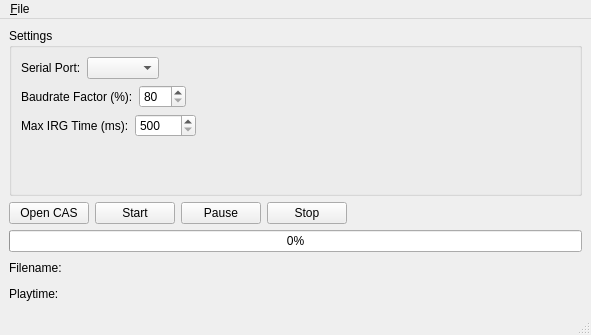
Above: src/mainwindow.ui from ThKattanek/cas_to_sio before the change. Below: the same form after it.
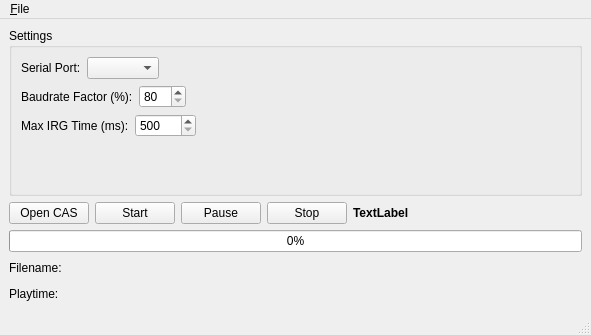
That is the form after the change.

Commit message: added play, stop and pause functionality

Diff of the .ui file:
```diff
--- a/src/mainwindow.ui
+++ b/src/mainwindow.ui
@@ -162,6 +162,18 @@
         </property>
        </widget>
       </item>
+      <item>
+       <widget class="QLabel" name="cas_play_status">
+        <property name="font">
+         <font>
+          <bold>true</bold>
+         </font>
+        </property>
+        <property name="text">
+         <string>TextLabel</string>
+        </property>
+       </widget>
+      </item>
       <item>
        <spacer name="horizontalSpacer_2">
         <property name="orientation">
```
Left out of the diff: 8 changed lines with no effect on the pictures. The commit also changes 4 other files.
